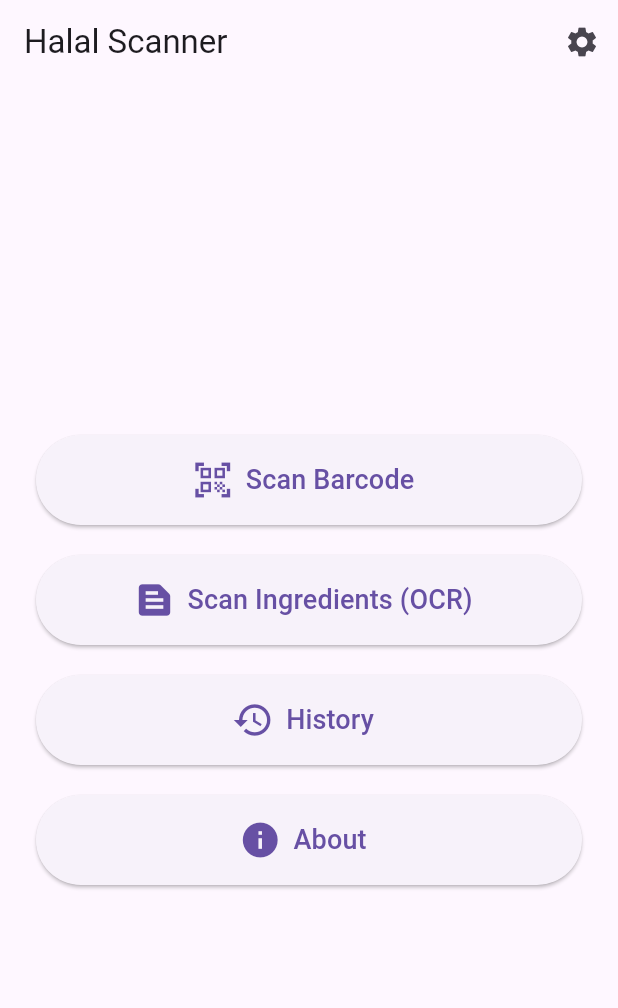
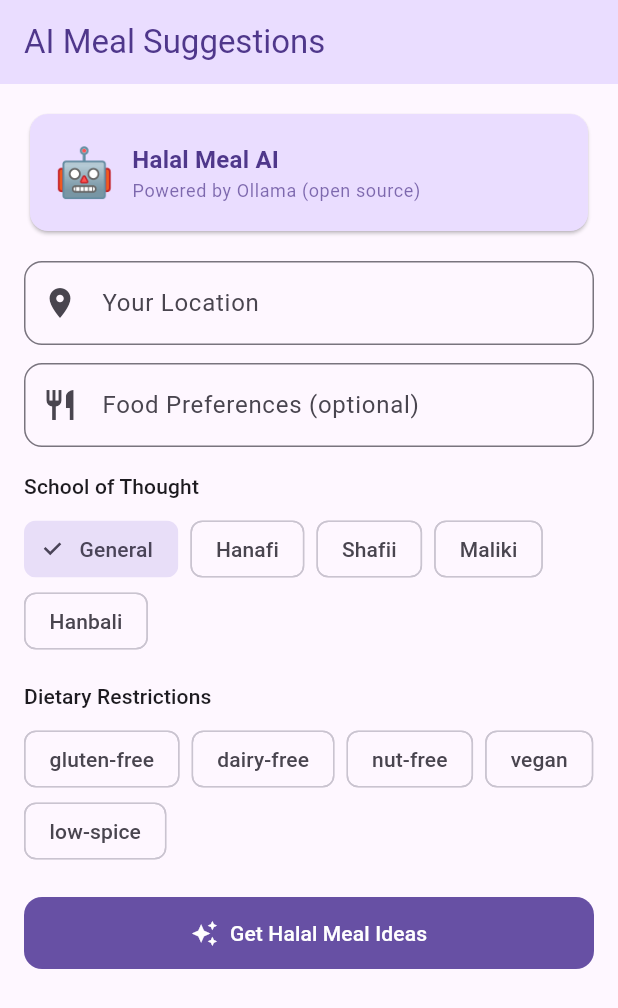
Before and after one commit to oyr1234/halal_app, a Flutter app: the screen it shows after launch, on a phone screen of 412 x 824 dp. Shown: the top 1008 px of the screen. Run offline on Flutter 3.47's test engine with Material 3 defaults, Android fonts, the phone set to English and light mode, and no system bars; our stand-ins replace audioplayers, camera, flutter_local_notifications, image_picker, shared_preferences, sqflite and 2 more; missing offline and left inert: google_mlkit_barcode_scanning, google_mlkit_text_recognition; accounts and stored records are empty.

Commit message:
initial commit

````diff
--- a/lib/main.dart
+++ b/lib/main.dart
@@ -3,6 +3,7 @@ import 'package:flutter_localizations/flutter_localizations.dart';
 import 'package:provider/provider.dart';
 import 'screens/home_screen.dart';
 import 'screens/settings_screen.dart';
+import 'screens/meal_suggestion_screen.dart'; // 👈 NEW
 import 'services/settings_service.dart';
 import 'services/notification_service.dart';
 
@@ -26,15 +27,20 @@ class MyApp extends StatelessWidget {
             theme: ThemeData.light(useMaterial3: true),
             darkTheme: ThemeData.dark(useMaterial3: true),
             locale: settings.locale,
-            supportedLocales: const [Locale('en'), Locale('fr'), Locale('ar')],
+            supportedLocales: const [
+              Locale('en'),
+              Locale('fr'),
+              Locale('ar'),
+            ],
             localizationsDelegates: const [
               GlobalMaterialLocalizations.delegate,
               GlobalWidgetsLocalizations.delegate,
               GlobalCupertinoLocalizations.delegate,
             ],
-            home: HomeScreen(),
+            home: MealSuggestionScreen(),
             routes: {
               '/settings': (context) => SettingsScreen(),
+              '/meals': (context) => const MealSuggestionScreen(), // 👈 NEW
             },
           );
         },
--- /dev/null
+++ b/lib/models/meal_suggestion.dart
@@ -0,0 +1,43 @@
+class MealSuggestion {
+  final String name;
+  final String description;
+  final List<String> ingredients;
+  final String cuisineType;
+  final String preparationTime;
+  final String halalNotes;
+  final String emoji;
+
+  // 🔥 ADD THIS
+  final List<String> recipeSteps;
+
+  MealSuggestion({
+    required this.name,
+    required this.description,
+    required this.ingredients,
+    required this.cuisineType,
+    required this.preparationTime,
+    required this.halalNotes,
+    required this.emoji,
+    required this.recipeSteps,
+  });
+
+  factory MealSuggestion.fromJson(Map<String, dynamic> json) {
+    return MealSuggestion(
+      name: json['name'] ?? '',
+      description: json['description'] ?? '',
+      ingredients: List<String>.from(json['ingredients'] ?? []),
+      cuisineType: json['cuisineType'] ?? '',
+      preparationTime: json['preparationTime'] ?? '',
+      halalNotes: json['halalNotes'] ?? '',
+      emoji: json['emoji'] ?? '🍽️',
+
+      // 🔥 SAFE FALLBACK FOR ALL POSSIBLE KEYS
+      recipeSteps: List<String>.from(
+        json['recipeSteps'] ??
+            json['recipe_steps'] ??
+            json['steps'] ??
+            [],
+      ),
+    );
+  }
+}
--- /dev/null
+++ b/lib/screens/meal_suggestion_screen.dart
@@ -0,0 +1,234 @@
+import 'package:flutter/material.dart';
+import '../models/meal_suggestion.dart';
+import '../services/meal_suggestion_service.dart';
+import '../widgets/meal_card.dart';
+
+class MealSuggestionScreen extends StatefulWidget {
+  const MealSuggestionScreen({super.key});
+
+  @override
+  State<MealSuggestionScreen> createState() => _MealSuggestionScreenState();
+}
+
+class _MealSuggestionScreenState extends State<MealSuggestionScreen> {
+  final TextEditingController _locationController = TextEditingController();
+  final TextEditingController _preferencesController = TextEditingController();
+
+  List<MealSuggestion> _suggestions = [];
+  bool _isLoading = false;
+  String _error = '';
+  String _selectedMadhab = 'general';
+  final List<String> _selectedRestrictions = [];
+
+  final List<String> _madhabs = [
+    'general', 'hanafi', 'shafii', 'maliki', 'hanbali'
+  ];
+  final List<String> _restrictionOptions = [
+    'gluten-free', 'dairy-free', 'nut-free', 'vegan', 'low-spice'
+  ];
+
+  Future<void> _getSuggestions() async {
+    if (_locationController.text.trim().isEmpty) {
+      setState(() => _error = 'Please enter your location');
+      return;
+    }
+
+    setState(() {
+      _isLoading = true;
+      _error = '';
+      _suggestions = [];
+    });
+
+    try {
+      final results = await MealSuggestionService.getSuggestions(
+        location: _locationController.text.trim(),
+        preferences: _preferencesController.text.trim(),
+        dietaryRestrictions: _selectedRestrictions,
+        madhab: _selectedMadhab,
+      );
+      setState(() => _suggestions = results);
+    } catch (e) {
+      setState(() => _error = 'Could not load suggestions. Please try again.');
+    } finally {
+      setState(() => _isLoading = false);
+    }
+  }
+
+  @override
+  void dispose() {
+    _locationController.dispose();
+    _preferencesController.dispose();
+    super.dispose();
+  }
+
+  @override
+  Widget build(BuildContext context) {
+    final theme = Theme.of(context);
+    final colorScheme = theme.colorScheme;
+
+    return Scaffold(
+      appBar: AppBar(
+        title: const Text('AI Meal Suggestions'),
+        backgroundColor: colorScheme.primaryContainer,
+        foregroundColor: colorScheme.onPrimaryContainer,
+      ),
+      body: SingleChildScrollView(
+        padding: const EdgeInsets.all(16),
+        child: Column(
+          crossAxisAlignment: CrossAxisAlignment.start,
+          children: [
+            // Header card
+            Card(
+              color: colorScheme.primaryContainer,
+              child: Padding(
+                padding: const EdgeInsets.all(16),
+                child: Row(
+                  children: [
+                    const Text('🤖', style: TextStyle(fontSize: 32)),
+                    const SizedBox(width: 12),
+                    Expanded(
+                      child: Column(
+                        crossAxisAlignment: CrossAxisAlignment.start,
+                        children: [
+                          Text(
+                            'Halal Meal AI',
+                            style: theme.textTheme.titleMedium?.copyWith(
+                              fontWeight: FontWeight.bold,
+                              color: colorScheme.onPrimaryContainer,
+                            ),
+                          ),
+                          Text(
+                            'Powered by Ollama (open source)',
+                            style: theme.textTheme.bodySmall?.copyWith(
+                              color: colorScheme.onPrimaryContainer
+                                  .withOpacity(0.7),
+                            ),
+                          ),
+                        ],
+                      ),
+                    ),
+                  ],
+                ),
+              ),
+            ),
+
+            const SizedBox(height: 16),
+
+            // Location input
+            TextField(
+              controller: _locationController,
+              decoration: InputDecoration(
+                labelText: 'Your Location',
+                hintText: 'e.g. Tokyo, Japan',
+                prefixIcon: const Icon(Icons.location_on),
+                border: OutlineInputBorder(
+                    borderRadius: BorderRadius.circular(12)),
+              ),
+            ),
+
+            const SizedBox(height: 12),
+
+            // Preferences input
+            TextField(
+              controller: _preferencesController,
+              decoration: InputDecoration(
+                labelText: 'Food Preferences (optional)',
+                hintText: 'e.g. spicy food, rice dishes, street food',
+                prefixIcon: const Icon(Icons.restaurant),
+                border: OutlineInputBorder(
+                    borderRadius: BorderRadius.circular(12)),
+              ),
+            ),
+
+            const SizedBox(height: 16),
+
+            // Madhab selector
+            Text('School of Thought', style: theme.textTheme.labelLarge),
+            const SizedBox(height: 8),
+            Wrap(
+              spacing: 8,
+              children: _madhabs.map((m) {
+                final selected = _selectedMadhab == m;
+                return ChoiceChip(
+                  label: Text(m[0].toUpperCase() + m.substring(1)),
+                  selected: selected,
+                  onSelected: (_) => setState(() => _selectedMadhab = m),
+                );
+              }).toList(),
+            ),
+
+            const SizedBox(height: 16),
+
+            // Dietary restrictions
+            Text('Dietary Restrictions', style: theme.textTheme.labelLarge),
+            const SizedBox(height: 8),
+            Wrap(
+              spacing: 8,
+              children: _restrictionOptions.map((r) {
+                final selected = _selectedRestrictions.contains(r);
+                return FilterChip(
+                  label: Text(r),
+                  selected: selected,
+                  onSelected: (val) {
+                    setState(() {
+                      val
+                          ? _selectedRestrictions.add(r)
+                          : _selectedRestrictions.remove(r);
+                    });
+                  },
+                );
+              }).toList(),
+            ),
+
+            const SizedBox(height: 20),
+
+            // Error message
+            if (_error.isNotEmpty)
+              Padding(
+                padding: const EdgeInsets.only(bottom: 12),
+                child: Text(_error,
+                    style: TextStyle(color: colorScheme.error)),
+              ),
+
+            // Submit button
+            SizedBox(
+              width: double.infinity,
+              child: FilledButton.icon(
+                onPressed: _isLoading ? null : _getSuggestions,
+                icon: _isLoading
+                    ? const SizedBox(
+                  width: 20,
+                  height: 20,
+                  child: CircularProgressIndicator(
+                      strokeWidth: 2, color: Colors.white),
+                )
+                    : const Icon(Icons.auto_awesome),
+                label: Text(_isLoading
+                    ? 'Getting suggestions...'
+                    : 'Get Halal Meal Ideas'),
+                style: FilledButton.styleFrom(
+                  padding: const EdgeInsets.symmetric(vertical: 14),
+                  shape: RoundedRectangleBorder(
+                      borderRadius: BorderRadius.circular(12)),
+                ),
+              ),
+            ),
+
+            const SizedBox(height: 24),
+
+            // Results
+            if (_suggestions.isNotEmpty) ...[
+              Text(
+                'Suggested Meals',
+                style: theme.textTheme.titleMedium
+                    ?.copyWith(fontWeight: FontWeight.bold),
+              ),
+              const SizedBox(height: 12),
+              ..._suggestions.map((meal) => MealCard(meal: meal)),
+            ],
+          ],
+        ),
+      ),
+    );
+  }
+}
--- /dev/null
+++ b/lib/services/meal_suggestion_service.dart
@@ -0,0 +1,178 @@
+import 'dart:convert';
+import 'package:http/http.dart' as http;
+import '../models/meal_suggestion.dart';
+
+class MealSuggestionService {
+  static const String _ollamaUrl = 'http://localhost:11434/api/generate';
+  static const String _model = 'llama3.2:latest';
+
+  // ─────────────────────────────
+  // PUBLIC METHOD
+  // ─────────────────────────────
+  static Future<List<MealSuggestion>> getSuggestions({
+    required String location,
+    required String preferences,
+    required List<String> dietaryRestrictions,
+    String madhab = 'general',
+  }) async {
+    try {
+      return await _getOllamaSuggestions(
+        location: location,
+        preferences: preferences,
+        dietaryRestrictions: dietaryRestrictions,
+        madhab: madhab,
+      );
+    } catch (e) {
+      print('Ollama failed: $e');
+      return _getLocalSuggestions();
+    }
+  }
+
+  // ─────────────────────────────
+  // OLLAMA CALL
+  // ─────────────────────────────
+  static Future<List<MealSuggestion>> _getOllamaSuggestions({
+    required String location,
+    required String preferences,
+    required List<String> dietaryRestrictions,
+    required String madhab,
+  }) async {
+    final prompt = _buildPrompt(
+      location,
+      preferences,
+      dietaryRestrictions,
+      madhab,
+    );
+
+    final response = await http.post(
+      Uri.parse(_ollamaUrl),
+      headers: {'Content-Type': 'application/json'},
+      body: jsonEncode({
+        'model': _model,
+        'prompt': prompt,
+        'stream': false,
+        'format': 'json',
+      }),
+    );
+
+    final body = jsonDecode(response.body);
+    final raw = (body['response'] ?? '').toString();
+
+    if (raw.isEmpty) {
+      throw Exception("Empty response");
+    }
+
+    return _parseMeals(raw);
+  }
+
+  // ─────────────────────────────
+  // PARSER (ROBUST)
+  // ─────────────────────────────
+  static List<MealSuggestion> _parseMeals(String raw) {
+    final cleaned = _repairJson(raw);
+    List<dynamic> list = [];
+
+    try {
+      final decoded = jsonDecode(cleaned);
+
+      if (decoded is List) {
+        list = decoded;
+      } else if (decoded is Map) {
+        list = decoded['meals'] ?? [decoded];
+      }
+    } catch (_) {
+      final start = cleaned.indexOf('[');
+      final end = cleaned.lastIndexOf(']');
+
+      if (start != -1 && end != -1) {
+        list = jsonDecode(cleaned.substring(start, end + 1));
+      }
+    }
+
+    return list
+        .map((e) => MealSuggestion.fromJson(e))
+        .toList();
+  }
+
+  // ─────────────────────────────
+  // PROMPT (FIXED)
+  // ─────────────────────────────
+  static String _buildPrompt(
+      String location,
+      String preferences,
+      List<String> restrictions,
+      String madhab,
+      ) {
+    return '''
+Return ONLY valid JSON array.
+
+Generate 4 halal meals in $location.
+
+Preferences: $preferences
+Restrictions: ${restrictions.join(', ')}
+
+Each meal MUST include:
+name, description, ingredients, cuisineType,
+preparationTime, halalNotes, emoji, recipeSteps
+
+IMPORTANT:
+- recipeSteps MUST be an array of strings
+- each step must start with action verb
+- NO text outside JSON
+
+Format:
+[
+  {
+    "name": "Example",
+    "description": "...",
+    "ingredients": ["..."],
+    "cuisineType": "...",
+    "preparationTime": "...",
+    "halalNotes": "...",
+    "emoji": "🍛",
+    "recipeSteps": [
+      "Step 1",
+      "Step 2"
+    ]
+  }
+]
+''';
+  }
+
+  // ─────────────────────────────
+  // JSON CLEANER
+  // ─────────────────────────────
+  static String _repairJson(String json) {
+    return json
+        .replaceAll('```json', '')
+        .replaceAll('```', '')
+        .replaceAll('\n', ' ')
+        .trim();
+  }
+
+  // ─────────────────────────────
+  // FALLBACK (FIXED)
+  // ─────────────────────────────
+  static List<MealSuggestion> _getLocalSuggestions() {
+    return [
+      MealSuggestion(
+        name: 'Grilled Chicken Plate',
+        description: 'Simple halal chicken with rice and salad.',
+        ingredients: ['chicken', 'rice', 'salad'],
+        cuisineType: 'International',
+        preparationTime: '20 min',
+        halalNotes: 'Ensure halal-certified chicken.',
+        emoji: '🍗',
+
+        // 🔥 IMPORTANT FIX
+        recipeSteps: [
+          'Season chicken with spices',
+          'Grill until fully cooked',
+          'Cook rice with salt',
+          'Prepare fresh salad',
+          'Serve together on plate',
+        ],
+      ),
+    ];
+  }
+}
--- a/pubspec.yaml
+++ b/pubspec.yaml
@@ -28,6 +28,7 @@ dependencies:
   audioplayers: ^6.1.0
   vibration: ^2.0.0
   cupertino_icons: ^1.0.8
+  http: ^1.2.0
 
 dev_dependencies:
   flutter_test:
````
Also changed, not shown: lib/widgets/meal_card.dart (added, +104 -0 lines), pubspec.lock.
